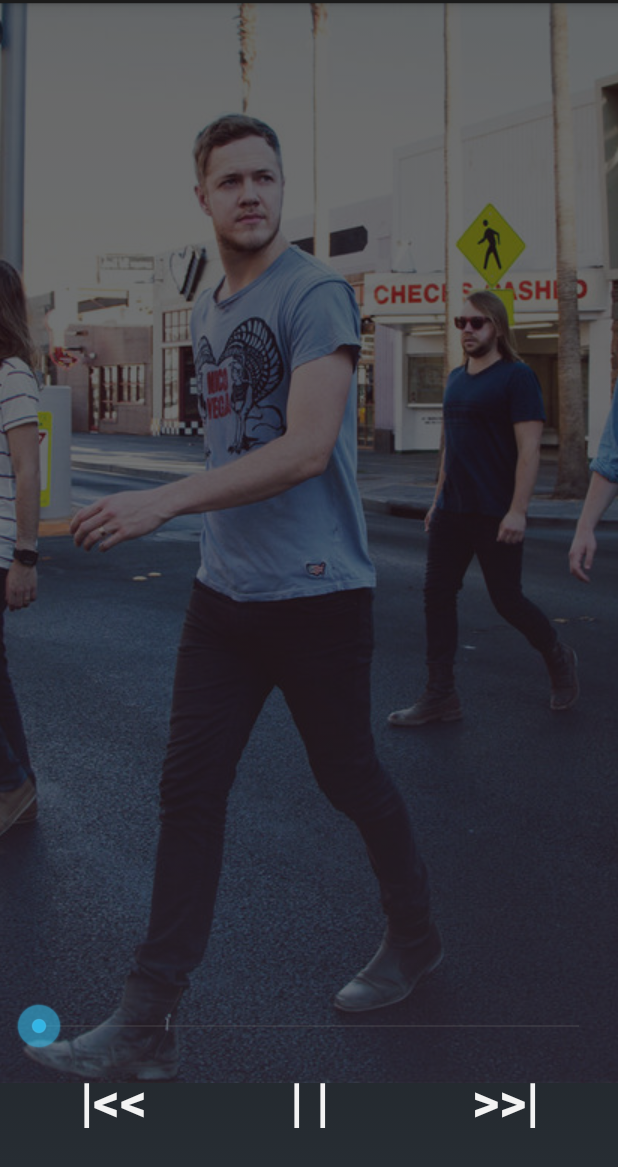
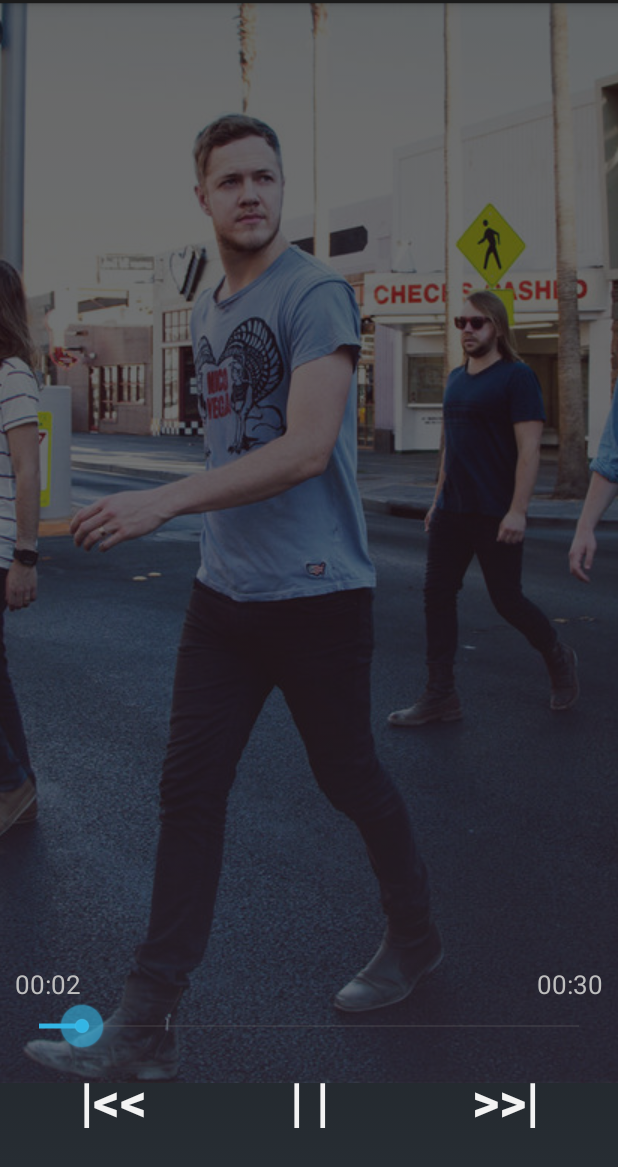
Before and after one commit to HandOfGod94/StarMusic, an Android app: the screen it shows after launch (NowPlayingActivity), after a tap on an icon or button, on a phone screen of 412 x 824 dp, the part 69-1236 px from its top. Run offline under Robolectric (Android 15) with nearby library versions, the phone set to English and light mode, and no system bars; 1 statement that could not run was skipped.

Commit message:
Inital Modification

```diff
--- a/app/src/main/java/com/starlord/starmusic/PlayerControlsFragment.java
+++ b/app/src/main/java/com/starlord/starmusic/PlayerControlsFragment.java
@@ -5,10 +5,16 @@ import android.media.MediaPlayer;
 import android.net.Uri;
 import android.os.Bundle;
 import android.app.Fragment;
+import android.os.Handler;
+import android.text.format.Time;
 import android.view.LayoutInflater;
 import android.view.View;
 import android.view.ViewGroup;
 import android.widget.Button;
+import android.widget.SeekBar;
+import android.widget.TextView;
+
+import java.util.concurrent.TimeUnit;
 
 
 /**
@@ -19,6 +25,11 @@ public class PlayerControlsFragment extends Fragment
 {
     View fragmentView;
     MediaPlayer mediaPlayer;
+    SeekBar seekBar;
+    TextView textViewCurrentTime;
+    Handler handler = new Handler();
+
+    public long totalMinute,totalSeconds;
 
     public PlayerControlsFragment()
     {
@@ -31,7 +42,16 @@ public class PlayerControlsFragment extends Fragment
     {
         fragmentView = inflater.inflate(R.layout.fragment_player_controls, container, false);
         Uri filePath = Uri.parse("android.resource://com.starlord.starmusic/" + R.raw.song );
+
         mediaPlayer = MediaPlayer.create(getActivity(),filePath);
+        seekBar = (SeekBar) fragmentView.findViewById(R.id.seekBar);
+        TextView textViewTotalTime = (TextView) fragmentView.findViewById(R.id.textViewTotalTime);
+        textViewCurrentTime = (TextView) fragmentView.findViewById(R.id.textViewCurrentTime);
+
+        totalMinute = TimeUnit.MILLISECONDS.toMinutes(mediaPlayer.getDuration());
+        totalSeconds = TimeUnit.MILLISECONDS.toSeconds(mediaPlayer.getDuration()) % 60L;
+
+        textViewTotalTime.setText(String.format("%02d:%02d",totalMinute,totalSeconds));
 
         Button buttonPlayPause = (Button) fragmentView.findViewById(R.id.buttonPlayPause);
         actionPlayPause(buttonPlayPause);
@@ -58,13 +78,40 @@ public class PlayerControlsFragment extends Fragment
                     mediaPlayer.start();
                     button.setText("| |");
                 }
+
                 else if(button.getText().equals("| |"))
                 {
                     mediaPlayer.pause();
                     button.setText(">");
                 }
-
+                handler.postDelayed(UpdateProgress,100);
             }
         });
     }
+
+    /**
+     * This interface is responsible for updating seek bar and
+     * elapsed time of currently playing song.
+     */
+    private Runnable UpdateProgress = new Runnable()
+    {
+        @Override
+        public void run()
+        {
+            long currentTime = mediaPlayer.getCurrentPosition();
+            long totalTime = mediaPlayer.getDuration();
+            long progress = (long) (Math.ceil(currentTime*100F / totalTime));
+
+            //Update Seek bar
+            seekBar.setProgress((int) progress);
+
+            //Update elapsed time
+            long currentMinute = TimeUnit.MILLISECONDS.toMinutes(currentTime);
+            long currentSecond = TimeUnit.MILLISECONDS.toSeconds(currentTime) % 60L;
+            textViewCurrentTime.setText(String.format("%02d:%02d",currentMinute,currentSecond));
+
+            //Repeat this every 100ms
+            handler.postDelayed(this,100);
+        }
+    };
 }
--- a/app/src/main/res/layout/fragment_player_controls.xml
+++ b/app/src/main/res/layout/fragment_player_controls.xml
@@ -13,6 +13,29 @@
 
         <TableRow
             android:layout_width="match_parent"
+            android:layout_height="match_parent"
+            >
+
+            <TextView
+                android:layout_width="wrap_content"
+                android:layout_height="wrap_content"
+                android:text="@string/time"
+                android:id="@+id/textViewCurrentTime"
+                android:textAlignment="textStart"
+                android:textSize="@dimen/regular_font"/>
+
+            <TextView
+                android:layout_width="wrap_content"
+                android:layout_height="wrap_content"
+                android:text="@string/time"
+                android:id="@+id/textViewTotalTime"
+                android:layout_column="2"
+                android:textAlignment="textEnd"
+                android:textSize="@dimen/regular_font"/>
+        </TableRow>
+
+        <TableRow
+            android:layout_width="match_parent"
             android:layout_height="match_parent">
 
             <SeekBar
@@ -20,7 +43,8 @@
                 android:layout_height="wrap_content"
                 android:id="@+id/seekBar"
                 android:layout_span="3"
-                android:paddingBottom="10dp"/>
+                android:paddingBottom="10dp"
+                android:paddingLeft="10dp"/>
         </TableRow>
 
         <TableRow
@@ -55,5 +79,6 @@
                 android:textStyle="bold"
                 android:background="@android:color/transparent"/>
         </TableRow>
+
     </TableLayout>
 </FrameLayout>
--- a/app/src/main/res/values/strings.xml
+++ b/app/src/main/res/values/strings.xml
@@ -10,4 +10,6 @@
     <string name="next">&gt;&gt;&#124;</string>
     <string name="previous">&#124;&lt;&lt;</string>
 
+    <string name="time">00:00</string>
+
 </resources>
```
